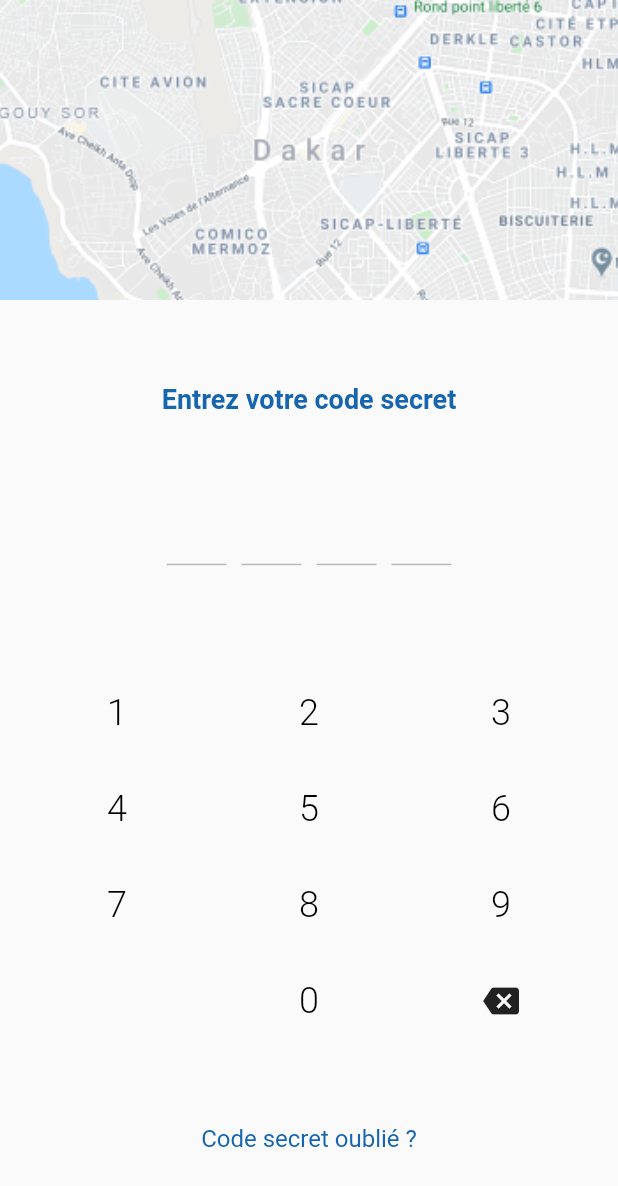
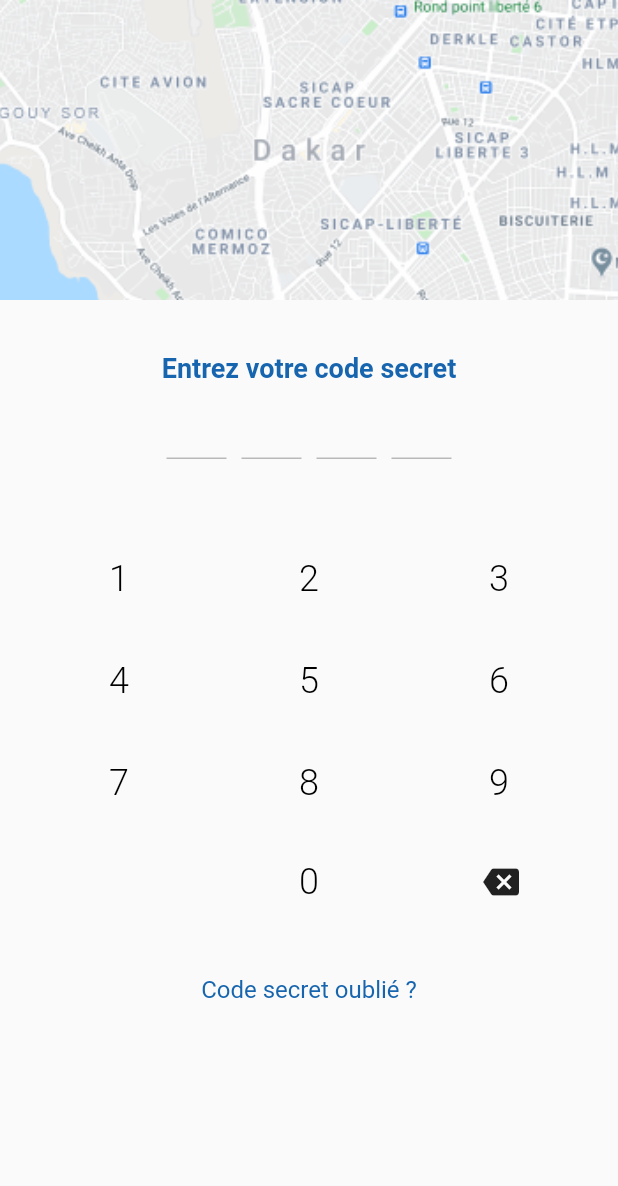
Before and after one commit to yannkagou/FindMe_Authentification, a Flutter app: the screen it shows after launch, after a tap on "Je crée mon espace", on a phone screen of 412 x 824 dp. Shown: the top 1186 px of the screen. Run offline on Flutter 3.47's test engine with Material 2 defaults, Android fonts, the phone set to English and light mode, and no system bars; drawn by our look-alikes of pin_code_fields; our stand-ins replace carousel_slider, dots_indicator, google_fonts, intl_phone_number_input; Roboto replaces fonts that are missing (Overpass).

Commit message:
Fix some responsives

```diff
--- a/lib/screens/homescreen.dart
+++ b/lib/screens/homescreen.dart
@@ -44,18 +44,17 @@ class _HomeScreenState extends State<HomeScreen> {
         body: SafeArea(
           child: Container(
             margin: const EdgeInsets.only(top: 10),
-            width: double.infinity,
-            height: double.infinity,
             decoration: const BoxDecoration(
               image: DecorationImage(
                 image: AssetImage("assets/Rectangle.png"),
                 fit: BoxFit.cover,
               ),
             ),
+            child: SingleChildScrollView(
               child: Column(children: [
                 Padding(
-                padding:
-                    const EdgeInsets.symmetric(horizontal: 20.0, vertical: 0.0),
+                  padding: const EdgeInsets.symmetric(
+                      horizontal: 20.0, vertical: 0.0),
                   child: Row(
                     mainAxisAlignment: MainAxisAlignment.spaceBetween,
                     crossAxisAlignment: CrossAxisAlignment.start,
@@ -236,15 +235,17 @@ class _HomeScreenState extends State<HomeScreen> {
                   height: 30,
                 ),
                 Padding(
-                padding:
-                    const EdgeInsets.symmetric(horizontal: 30.0, vertical: 8.0),
+                  padding: const EdgeInsets.symmetric(
+                      horizontal: 30.0, vertical: 8.0),
                   child: Row(
                     mainAxisAlignment: MainAxisAlignment.spaceBetween,
                     children: const [
                       SmallCard(
-                        theIcon: Icons.share, text: "Partagez \nmon addresse"),
+                          theIcon: Icons.share,
+                          text: "Partagez \nmon addresse"),
                       SmallCard(
-                        theIcon: Icons.info, text: "Informer \nles Residents"),
+                          theIcon: Icons.info,
+                          text: "Informer \nles Residents"),
                       SmallCard(
                           theIcon: Icons.share, text: "Recommander \nFINDME"),
                     ],
@@ -318,6 +319,7 @@ class _HomeScreenState extends State<HomeScreen> {
                 ),
               ]),
             ),
+          ),
         ));
   }
 }
--- a/lib/screens/loginscreen.dart
+++ b/lib/screens/loginscreen.dart
@@ -29,12 +29,15 @@ class _LoginScreenState extends State<LoginScreen> {
               ),
             ),
           ),
+          SizedBox(
+            height: 30,
+          ),
           Expanded(
             child: Padding(
               padding:
                   const EdgeInsets.symmetric(horizontal: 6.0, vertical: 5.0),
+              child: SingleChildScrollView(
                 child: Column(
-                mainAxisAlignment: MainAxisAlignment.spaceEvenly,
                   children: [
                     Text(
                       "Entrez votre code secret",
@@ -72,9 +75,15 @@ class _LoginScreenState extends State<LoginScreen> {
                         keyboardType: TextInputType.none,
                       ),
                     ),
+                    const SizedBox(
+                      height: 30,
+                    ),
                     //Appel du widget du clavier personnalisé
                     NumericKeypad(
                       controller: textController,
+                    ),
+                    const SizedBox(
+                      height: 30,
                     ),
                     Text(
                       "Code secret oublié ?",
@@ -89,6 +98,7 @@ class _LoginScreenState extends State<LoginScreen> {
                   ],
                 ),
               ),
+            ),
           )
         ],
       ),
--- a/lib/screens/startScreen.dart
+++ b/lib/screens/startScreen.dart
@@ -55,6 +55,7 @@ class _StartScreenState extends State<StartScreen> {
       ),
       child: Padding(
         padding: const EdgeInsets.all(20.0),
+        child: SingleChildScrollView(
           child: Column(
             mainAxisAlignment: MainAxisAlignment.center,
             children: [
@@ -113,8 +114,8 @@ class _StartScreenState extends State<StartScreen> {
               SizedBox(
                 width: double.infinity,
                 child: Padding(
-                padding:
-                    const EdgeInsets.symmetric(vertical: 0.0, horizontal: 40.0),
+                  padding: const EdgeInsets.symmetric(
+                      vertical: 0.0, horizontal: 40.0),
                   child: ElevatedButton(
                     style: ElevatedButton.styleFrom(
                       padding: const EdgeInsets.symmetric(
@@ -146,8 +147,8 @@ class _StartScreenState extends State<StartScreen> {
               SizedBox(
                 width: double.infinity,
                 child: Padding(
-                padding:
-                    const EdgeInsets.symmetric(vertical: 0.0, horizontal: 40.0),
+                  padding: const EdgeInsets.symmetric(
+                      vertical: 0.0, horizontal: 40.0),
                   child: ElevatedButton(
                     style: ElevatedButton.styleFrom(
                         padding: const EdgeInsets.symmetric(
@@ -178,6 +179,7 @@ class _StartScreenState extends State<StartScreen> {
             ],
           ),
         ),
+      ),
     ));
   }
 }
--- a/lib/widgets/numericKeypad.dart
+++ b/lib/widgets/numericKeypad.dart
@@ -27,7 +27,7 @@ class _NumericKeypadState extends State<NumericKeypad> {
     return Column(
       children: [
         Padding(
-          padding: const EdgeInsets.all(8.0),
+          padding: const EdgeInsets.all(10.0),
           child: Row(
             children: [
               _buildButton('1'),
@@ -37,7 +37,7 @@ class _NumericKeypadState extends State<NumericKeypad> {
           ),
         ),
         Padding(
-          padding: const EdgeInsets.all(8.0),
+          padding: const EdgeInsets.all(10.0),
           child: Row(
             children: [
               _buildButton('4'),
@@ -47,7 +47,7 @@ class _NumericKeypadState extends State<NumericKeypad> {
           ),
         ),
         Padding(
-          padding: const EdgeInsets.all(8.0),
+          padding: const EdgeInsets.all(10.0),
           child: Row(
             children: [
               _buildButton('7'),
```
Lines whose indentation alone changed are shown as unchanged.
